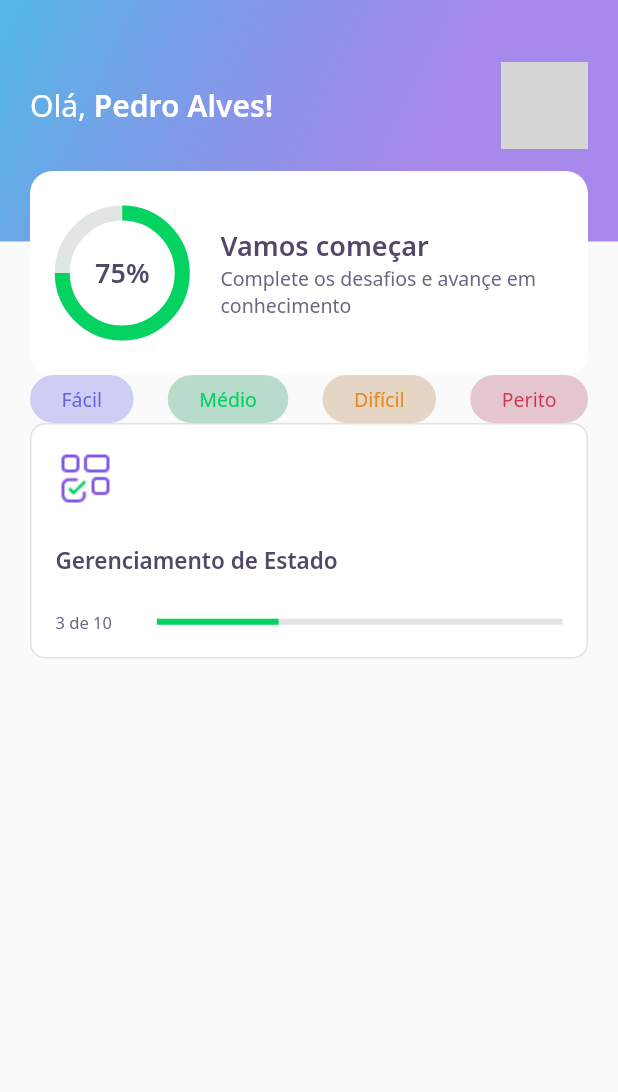
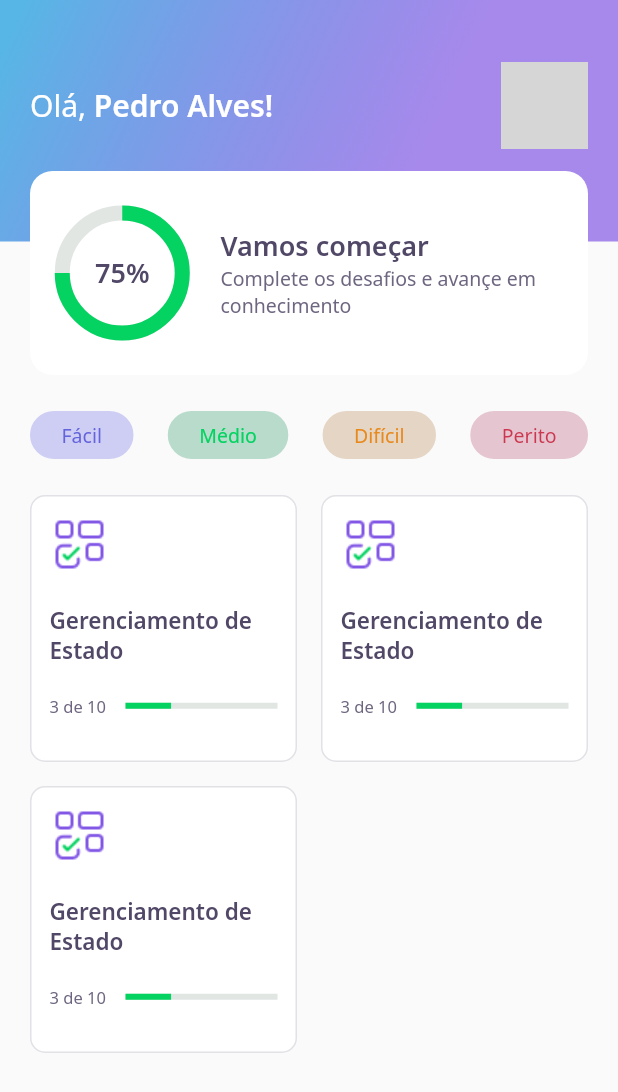
Before and after one commit to PedroTeixeiraa/dev-quiz, a Flutter app: the screen it shows after launch, on a phone screen of 412 x 824 dp. Shown: the top 1092 px of the screen. Run offline on Flutter 3.47's test engine with Material 2 defaults, Android fonts, the phone set to English and light mode, and no system bars; our stand-ins replace google_fonts; network calls fail; grey boxes are pictures that could not be loaded.

Commit message:
feat: list card widget quiz on the home page with listView

```diff
--- a/lib/home/home_page.dart
+++ b/lib/home/home_page.dart
@@ -16,11 +16,12 @@ class _HomePageState extends State<HomePage> {
     return Scaffold(
       appBar: AppBarWidget(),
       body: Padding(
-        padding: const EdgeInsets.symmetric(
-          horizontal: 20,
-        ),
+        padding: const EdgeInsets.symmetric(horizontal: 20),
         child: Column(
           children: [
+            SizedBox(
+              height: 24,
+            ),
             Row(
               mainAxisAlignment: MainAxisAlignment.spaceBetween,
               children: [
@@ -38,7 +39,21 @@ class _HomePageState extends State<HomePage> {
                 )
               ],
             ),
-            QuizCardWidget(),
+            SizedBox(
+              height: 24,
+            ),
+            Expanded(
+              child: GridView.count(
+                crossAxisCount: 2,
+                mainAxisSpacing: 16,
+                crossAxisSpacing: 16,
+                children: [
+                  QuizCardWidget(),
+                  QuizCardWidget(),
+                  QuizCardWidget(),
+                ],
+              ),
+            )
           ],
         ),
       ),
--- a/lib/home/widgets/quiz_card/quiz_card_widget.dart
+++ b/lib/home/widgets/quiz_card/quiz_card_widget.dart
@@ -11,7 +11,7 @@ class QuizCardWidget extends StatelessWidget {
   @override
   Widget build(BuildContext context) {
     return Container(
-      padding: EdgeInsets.all(16),
+      padding: EdgeInsets.all(12),
       decoration: BoxDecoration(
         border: Border.fromBorderSide(BorderSide(color: AppColors.border)),
         color: AppColors.white,
@@ -26,14 +26,14 @@ class QuizCardWidget extends StatelessWidget {
             child: Image.asset(AppImages.blocks),
           ),
           SizedBox(
-            height: 24,
+            height: 20,
           ),
           Text(
             "Gerenciamento de Estado",
             style: AppTextStyles.heading15,
           ),
           SizedBox(
-            height: 24,
+            height: 20,
           ),
           Row(
             children: [
@@ -45,7 +45,7 @@ class QuizCardWidget extends StatelessWidget {
                 ),
               ),
               Expanded(
-                flex: 4,
+                flex: 2,
                 child: LinearProgressIndicator(
                   value: 0.3,
                   backgroundColor: AppColors.chartSecondary,
```
